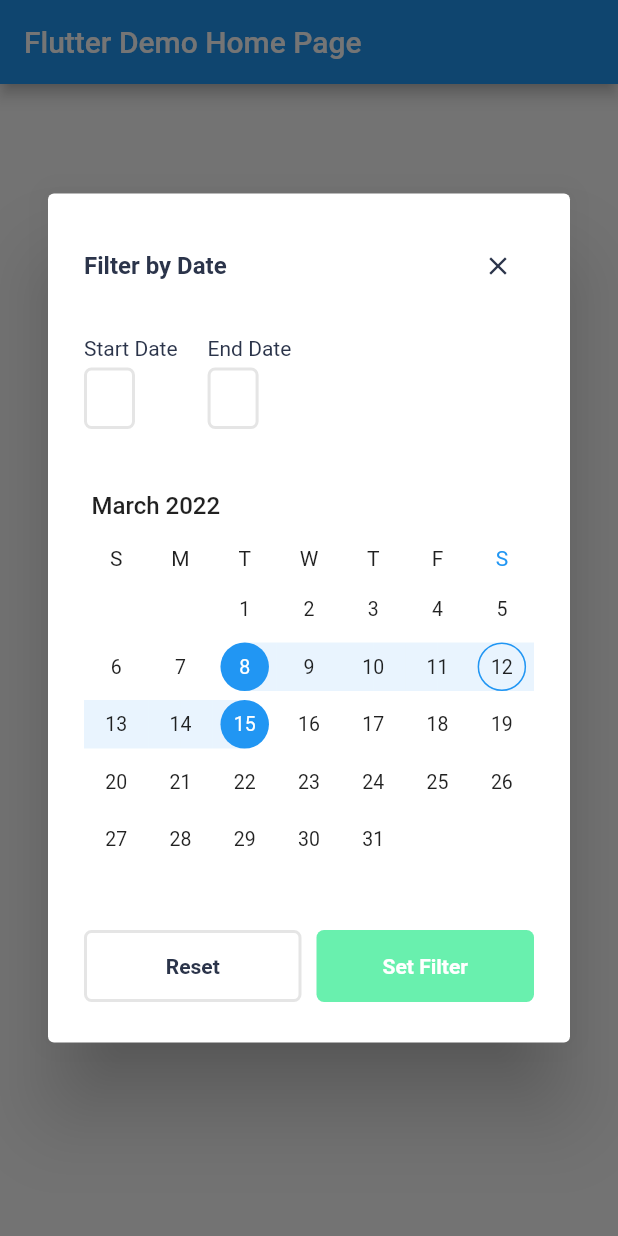
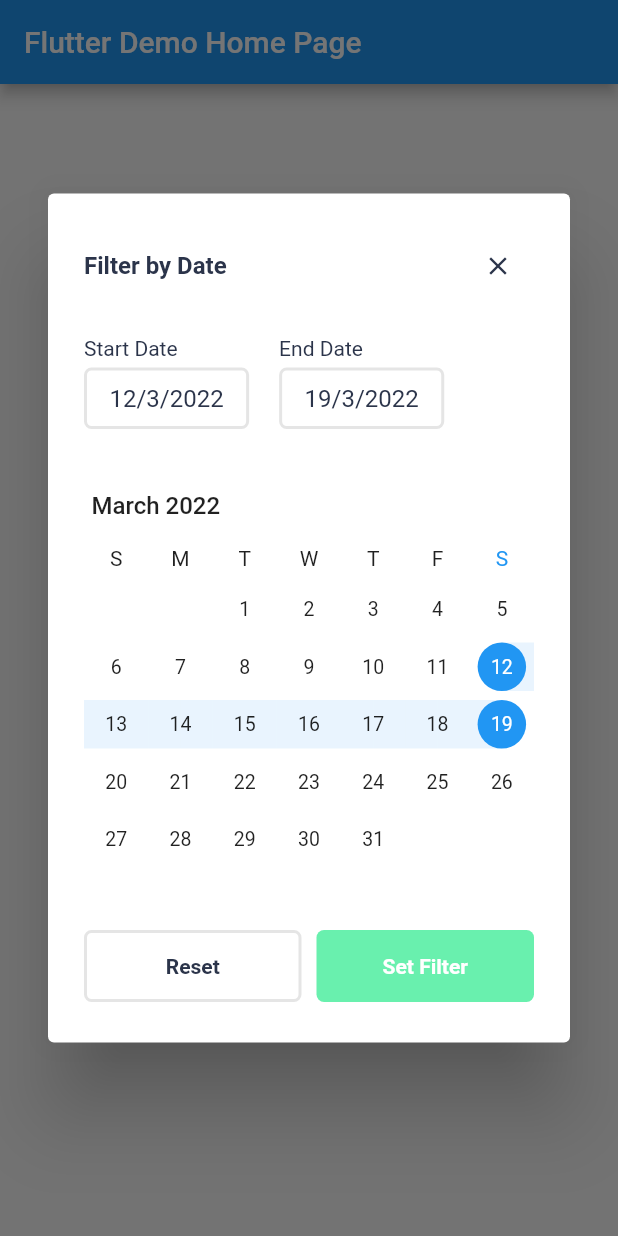
Before and after one commit to Yousuf7075/filter_dialog, a Flutter app: the screen it shows after launch, after a tap on "click here to see filter dialog", on a phone screen of 412 x 824 dp. Run offline on Flutter 3.47's test engine with Material 2 defaults, Android fonts, the phone set to English and light mode, and no system bars; drawn by our look-alikes of syncfusion_flutter_datepicker; our stand-ins replace bloc, flutter_bloc.

```diff
--- /dev/null
+++ b/lib/cubit/select_filter_date_cubit.dart
@@ -0,0 +1,11 @@
+import 'package:bloc/bloc.dart';
+import 'package:meta/meta.dart';
+
+part 'select_filter_date_state.dart';
+
+class SelectFilterDateCubit extends Cubit<SelectFilterDateState> {
+  SelectFilterDateCubit() : super(SelectFilterDateInitial());
+
+  void selectFilterDate(String startDate, String endDate) =>
+      emit(FilterDateOnChanged(startDate: startDate, endDate: endDate));
+}
--- /dev/null
+++ b/lib/cubit/select_filter_date_state.dart
@@ -0,0 +1,12 @@
+part of 'select_filter_date_cubit.dart';
+
+@immutable
+abstract class SelectFilterDateState {}
+class SelectFilterDateInitial extends SelectFilterDateState{}
+
+class FilterDateOnChanged extends SelectFilterDateState {
+  final String startDate;
+  final String endDate;
+
+  FilterDateOnChanged({required this.startDate, required this.endDate});
+}
--- a/lib/main.dart
+++ b/lib/main.dart
@@ -1,4 +1,6 @@
+import 'package:filter_dialog/cubit/select_filter_date_cubit.dart';
 import 'package:flutter/material.dart';
+import 'package:flutter_bloc/flutter_bloc.dart';
 import 'package:intl/intl.dart';
 import 'package:syncfusion_flutter_datepicker/datepicker.dart';
 
@@ -70,10 +72,13 @@ class _MyHomePageState extends State<MyHomePage> {
                           )
                         ],
                       ),
-                      content: const SizedBox(
+                      content: SizedBox(
                           height: 450,
                           width: 300,
-                          child: FilterDialogContent()),
+                          child: BlocProvider(
+                            create: (context) => SelectFilterDateCubit(),
+                            child: const FilterDialogContent(),
+                          )),
                     ));
           },
           child: const Text('click here to see filter dialog'),
@@ -91,69 +96,50 @@ class FilterDialogContent extends StatefulWidget {
 }
 
 class _FilterDialogContentState extends State<FilterDialogContent> {
-  String _selectedDate = '';
-  String _dateCount = '';
-  String _range = '';
-  String _rangeCount = '';
+  late SelectFilterDateCubit _selectFilterDateCubit;
+  DateTime startDate = DateTime.utc(
+      DateTime.now().year, DateTime.now().month, DateTime.now().day, 0, 0);
+  DateTime endDate = DateTime.utc(
+      DateTime.now().year, DateTime.now().month, DateTime.now().day + 7, 0, 0);
 
-  /// The method for [DateRangePickerSelectionChanged] callback, which will be
-  /// called whenever a selection changed on the date picker widget.
-  void _onSelectionChanged(DateRangePickerSelectionChangedArgs args) {
-    /// The argument value will return the changed date as [DateTime] when the
-    /// widget [SfDateRangeSelectionMode] set as single.
-    ///
-    /// The argument value will return the changed dates as [List<DateTime>]
-    /// when the widget [SfDateRangeSelectionMode] set as multiple.
-    ///
-    /// The argument value will return the changed range as [PickerDateRange]
-    /// when the widget [SfDateRangeSelectionMode] set as range.
-    ///
-    /// The argument value will return the changed ranges as
-    /// [List<PickerDateRange] when the widget [SfDateRangeSelectionMode] set as
-    /// multi range.
-    setState(() {
-      if (args.value is PickerDateRange) {
-        _range = '${DateFormat('dd/MM/yyyy').format(args.value.startDate)} -'
-            // ignore: lines_longer_than_80_chars
-            ' ${DateFormat('dd/MM/yyyy').format(args.value.endDate ?? args.value.startDate)}';
-      } else if (args.value is DateTime) {
-        _selectedDate = args.value.toString();
-      } else if (args.value is List<DateTime>) {
-        _dateCount = args.value.length.toString();
-      } else {
-        _rangeCount = args.value.length.toString();
-      }
-    });
+  @override
+  void initState() {
+    super.initState();
+    _selectFilterDateCubit = context.read<SelectFilterDateCubit>();
+    _selectFilterDateCubit.selectFilterDate(
+        "${startDate.day}/${startDate.month}/${startDate.year}",
+        "${endDate.day}/${endDate.month}/${endDate.year}");
   }
 
   @override
   Widget build(BuildContext context) {
     const textColor = Color(0xff2B344A);
-    DateTime startDate = DateTime.utc(
-        DateTime.now().year, DateTime.now().month, DateTime.now().day, 0, 0);
-    DateTime endDate = DateTime.utc(
-        DateTime.now().year, DateTime.now().month, DateTime.now().day + 7, 0, 0);
     return Column(
       mainAxisAlignment: MainAxisAlignment.spaceEvenly,
       mainAxisSize: MainAxisSize.min,
       crossAxisAlignment: CrossAxisAlignment.start,
       children: <Widget>[
-        Row(
+        BlocBuilder<SelectFilterDateCubit, SelectFilterDateState>(
+          builder: (context, state) {
+            if (state is FilterDateOnChanged) {
+              return Row(
                 children: [
                   Column(
                     crossAxisAlignment: CrossAxisAlignment.start,
-              children: const [
-                Text(
+                    children: [
+                      const Text(
                         "Start Date",
                         style: TextStyle(
                             color: Color(0xff2B344A),
                             fontSize: 14,
                             fontWeight: FontWeight.w400),
                       ),
-                SizedBox(
+                      const SizedBox(
                         height: 5,
                       ),
-                TopDateTextView(date: '',)
+                      TopDateTextView(
+                        date: state.startDate,
+                      )
                     ],
                   ),
                   const SizedBox(
@@ -161,21 +147,27 @@ class _FilterDialogContentState extends State<FilterDialogContent> {
                   ),
                   Column(
                     crossAxisAlignment: CrossAxisAlignment.start,
-              children: const [
-                Text(
+                    children: [
+                      const Text(
                         "End Date",
                         style: TextStyle(
                             color: Color(0xff2B344A),
                             fontSize: 14,
                             fontWeight: FontWeight.w400),
                       ),
-                SizedBox(
+                      const SizedBox(
                         height: 5,
                       ),
-                TopDateTextView(date: '',)
+                      TopDateTextView(
+                        date: state.endDate,
+                      )
                     ],
                   )
                 ],
+              );
+            }
+            return const SizedBox();
+          },
         ),
         const SizedBox(
           height: 25,
@@ -184,12 +176,15 @@ class _FilterDialogContentState extends State<FilterDialogContent> {
           onSelectionChanged: _onSelectionChanged,
           selectionMode: DateRangePickerSelectionMode.range,
           initialSelectedRange: PickerDateRange(
-              DateTime.now().subtract(const Duration(days: 4)),
-              DateTime.now().add(const Duration(days: 3))),
+              DateTime.now(), DateTime.now().add(const Duration(days: 7))),
         ),
         Row(
           children: [
             Expanded(
+              child: InkWell(
+                onTap: (){
+                 //
+                },
                 child: Container(
                   height: 48,
                   decoration: BoxDecoration(
@@ -210,10 +205,18 @@ class _FilterDialogContentState extends State<FilterDialogContent> {
                   ),
                 ),
               ),
+            ),
             const SizedBox(
               width: 10,
             ),
             Expanded(
+              child: InkWell(
+                onTap: (){
+                  final currentSate = (_selectFilterDateCubit.state as FilterDateOnChanged);
+                  //now you can access current state and get start date and end date
+                  //currentSate.startDate
+                  //currentSate.endDate
+                },
                 child: Container(
                   height: 48,
                   decoration: BoxDecoration(
@@ -231,11 +234,21 @@ class _FilterDialogContentState extends State<FilterDialogContent> {
                     ),
                   ),
                 ),
+              ),
             )
           ],
         )
       ],
     );
+  }
+
+  void _onSelectionChanged(DateRangePickerSelectionChangedArgs args) {
+    if (args.value is PickerDateRange) {
+      _selectFilterDateCubit.selectFilterDate(
+          DateFormat('dd/MM/yyyy').format(args.value.startDate),
+          DateFormat('dd/MM/yyyy')
+              .format(args.value.endDate ?? args.value.startDate));
+    }
   }
 }
 
@@ -254,7 +267,7 @@ class TopDateTextView extends StatelessWidget {
               color: const Color(0xffE5E5E5),
               width: 2.0,
               style: BorderStyle.solid)),
-      child:  Center(
+      child: Center(
         child: Text(
           date,
           style: const TextStyle(
--- a/pubspec.yaml
+++ b/pubspec.yaml
@@ -35,6 +35,7 @@ dependencies:
   # Use with the CupertinoIcons class for iOS style icons.
   cupertino_icons: ^1.0.2
   syncfusion_flutter_datepicker: ^19.4.55
+  flutter_bloc: ^8.0.1
 
 dev_dependencies:
   flutter_test:
```
Also changed, not shown: pubspec.lock. Lines whose indentation alone changed are shown as unchanged.
